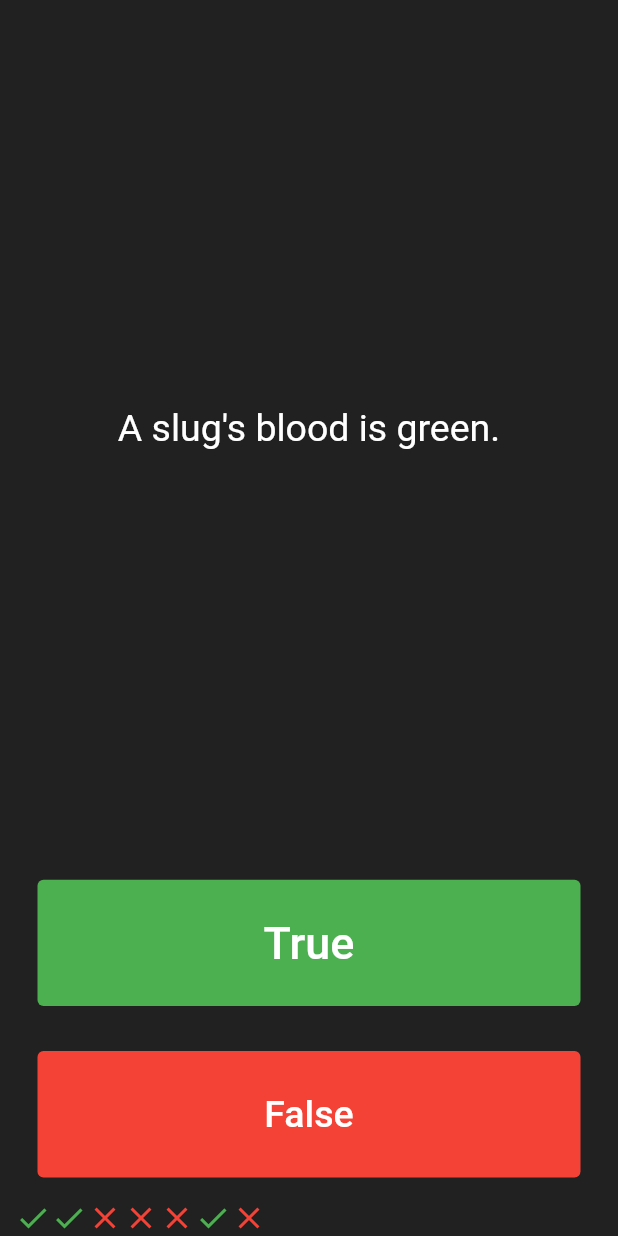
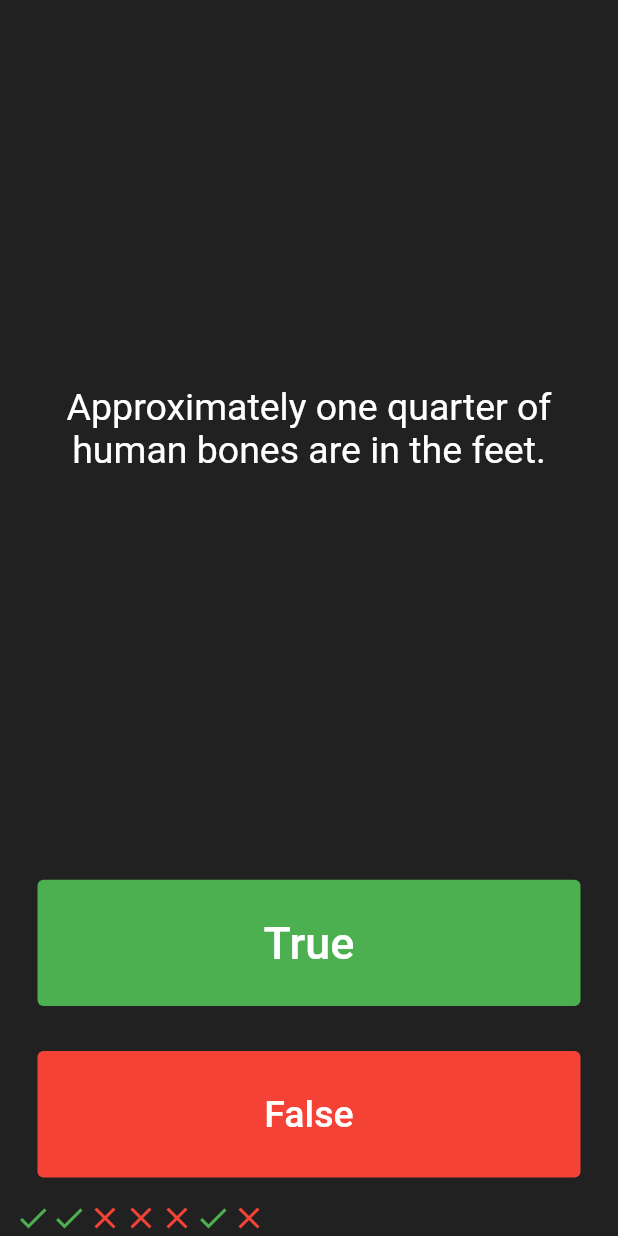
Before and after one commit to tobiasprima/quizzler_app, a Flutter app: the screen it shows after launch, after a tap on "True", after a tap on "False", on a phone screen of 412 x 824 dp. Run offline on Flutter 3.47's test engine with Material 2 defaults, Android fonts, the phone set to English and light mode, and no system bars.

```diff
--- a/lib/main.dart
+++ b/lib/main.dart
@@ -1,5 +1,8 @@
 import 'package:flutter/material.dart';
 import 'question.dart';
+import 'quiz_brain.dart';
+
+QuizBrain quizBrain = QuizBrain();
 
 void main() {
   runApp(const Quizzler());
@@ -46,12 +49,7 @@ class _QuizPageState extends State<QuizPage> {
   // List<bool> answers = [false, true, true];
 
   // Question q1 = Question(q: 'You can lead a cow down stairs but not upstairs.', a: false);
-  List<Question> questionBank = [
-    Question(q: 'You can lead a cow down stairs but not upstairs.', a: false),
-    Question(
-        q: 'Approximately one quarter of human bones are in the feet', a: true),
-    Question(q: 'A slug\'s blood is green.', a: true),
-  ];
+
   int questionNumber = 0;
   @override
   Widget build(BuildContext context) {
@@ -65,7 +63,7 @@ class _QuizPageState extends State<QuizPage> {
             padding: const EdgeInsets.all(10.0),
             child: Center(
               child: Text(
-                questionBank[questionNumber].questionText,
+                quizBrain.questionBank[questionNumber].questionText,
                 textAlign: TextAlign.center,
                 style: TextStyle(color: Colors.white, fontSize: 25.0),
               ),
@@ -82,7 +80,7 @@ class _QuizPageState extends State<QuizPage> {
               onPressed: () {
                 // The user picked true
                 bool correctAnswer =
-                    questionBank[questionNumber].questionAnswer;
+                    quizBrain.questionBank[questionNumber].questionAnswer;
                 if (correctAnswer == true) {
                   print('The user got it right');
                 } else {
@@ -117,7 +115,7 @@ class _QuizPageState extends State<QuizPage> {
               onPressed: () {
                 // The user picked false
                 bool correctAnswer =
-                    questionBank[questionNumber].questionAnswer;
+                    quizBrain.questionBank[questionNumber].questionAnswer;
                 if (correctAnswer == false) {
                   print('The user got it right');
                 } else {
```
